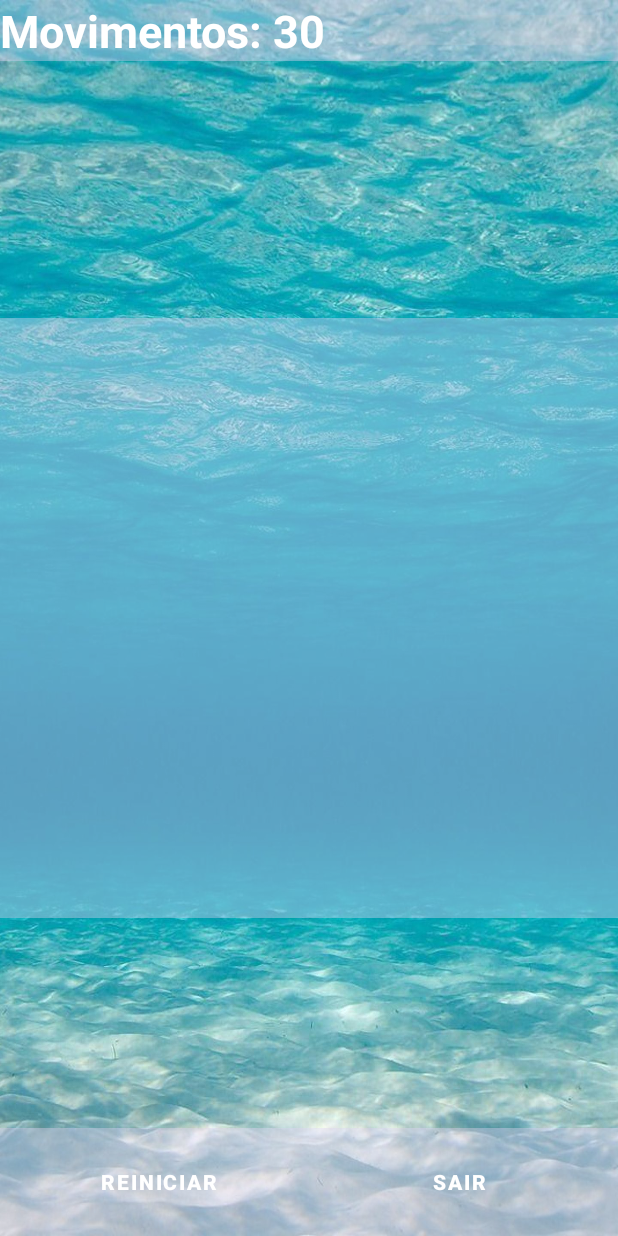
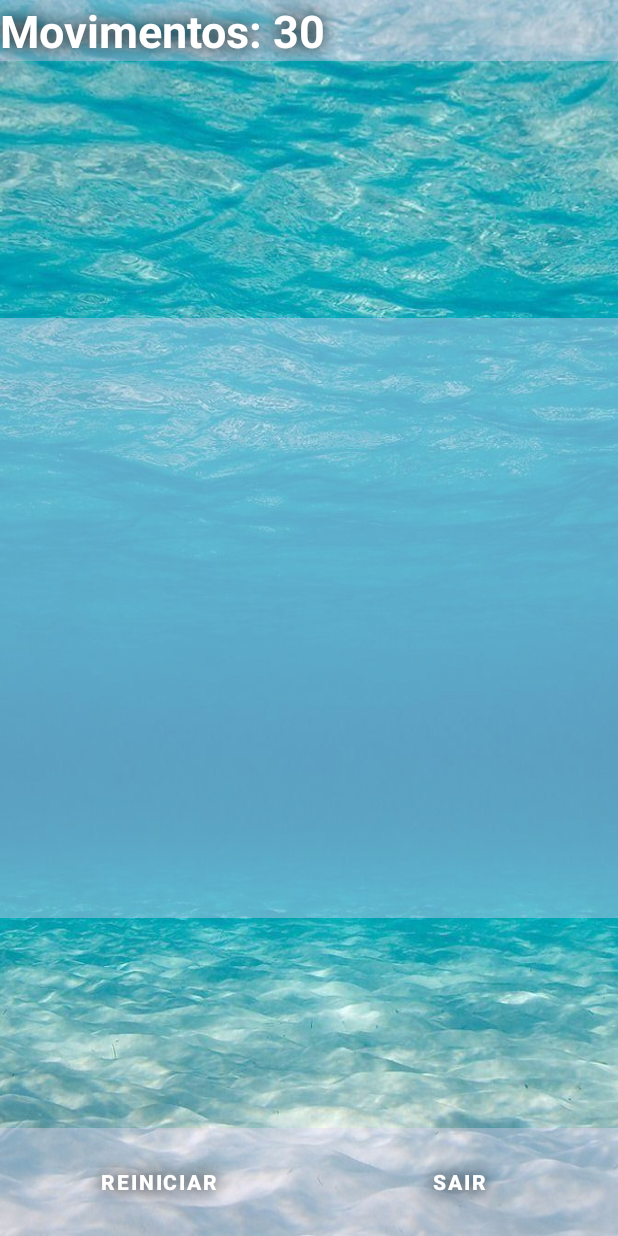
Before and after one commit to ViniciusCardosoCSilva/OceanCrush, an Android app: the layout activity_main.xml on its own in the app's theme, with its tools: preview values and no code run, on a phone screen of 412 x 824 dp. Run offline under Robolectric (Android 15) with nearby library versions, the phone set to English and light mode, and no system bars.

Commit message:
adiciona sombra nos textos

```diff
--- a/app/src/main/res/layout/activity_main.xml
+++ b/app/src/main/res/layout/activity_main.xml
@@ -24,7 +24,11 @@
             android:text="Movimentos: 30"
             android:textColor="@color/white"
             android:textSize="30sp"
-            android:textStyle="bold" />
+            android:textStyle="bold"
+            android:shadowColor="#000"
+            android:shadowDx="0"
+            android:shadowDy="0"
+            android:shadowRadius="15"/>
 
         <ProgressBar
             android:id="@+id/scoreBar"
@@ -36,7 +40,8 @@
             android:layout_weight="0.5"
             android:max="100"
             android:progress="0"
-            android:progressDrawable="@drawable/purple_progress_bar" />
+            android:progressDrawable="@drawable/purple_progress_bar"
+            />
 
 
     </LinearLayout>
@@ -70,7 +75,11 @@
             android:layout_weight="0.5"
             android:text="Reiniciar"
             android:textColor="@color/white"
-            android:textStyle="bold" />
+            android:textStyle="bold"
+            android:shadowColor="#000"
+            android:shadowDx="0"
+            android:shadowDy="0"
+            android:shadowRadius="15"/>
 
         <Button
             android:id="@+id/btnExit"
@@ -80,7 +89,11 @@
             android:layout_weight="0.5"
             android:text="Sair"
             android:textColor="@color/white"
-            android:textStyle="bold" />
+            android:textStyle="bold"
+            android:shadowColor="#000"
+            android:shadowDx="0"
+            android:shadowDy="0"
+            android:shadowRadius="15"/>
 
     </LinearLayout>
 </androidx.constraintlayout.widget.ConstraintLayout>
```
